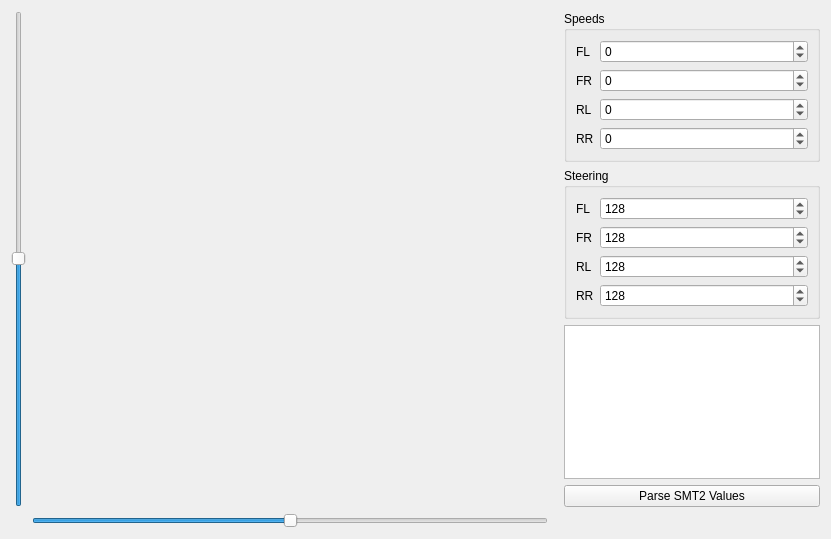
First picture: the form in src/VehicleViewer.ui, repository HARPTech/RTest, before the edit.
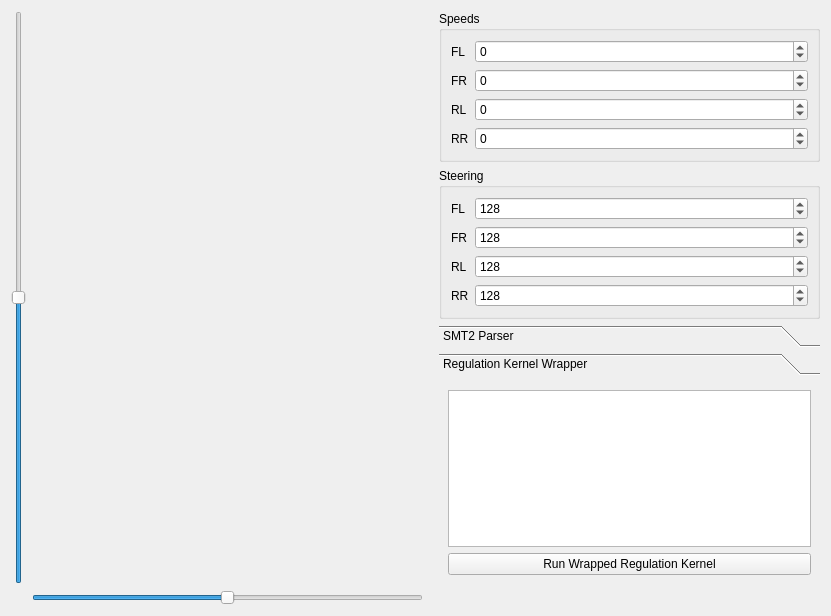
Second picture: the form after the edit.

Commit message: Add embedded regulation kernels to RTest.

```diff
--- a/src/VehicleViewer.ui
+++ b/src/VehicleViewer.ui
@@ -7,7 +7,7 @@
     <x>0</x>
     <y>0</y>
     <width>831</width>
-    <height>539</height>
+    <height>616</height>
    </rect>
   </property>
   <property name="windowTitle">
@@ -215,6 +215,24 @@
       </widget>
      </item>
      <item>
+      <widget class="QToolBox" name="toolBox">
+       <property name="currentIndex">
+        <number>1</number>
+       </property>
+       <widget class="QWidget" name="smt2Parser">
+        <property name="geometry">
+         <rect>
+          <x>0</x>
+          <y>0</y>
+          <width>382</width>
+          <height>157</height>
+         </rect>
+        </property>
+        <attribute name="label">
+         <string>SMT2 Parser</string>
+        </attribute>
+        <layout class="QVBoxLayout" name="verticalLayout_2">
+         <item>
       <widget class="QPlainTextEdit" name="smt2Input">
        <property name="sizePolicy">
         <sizepolicy hsizetype="Minimum" vsizetype="Expanding">
@@ -235,6 +253,35 @@
        <property name="text">
         <string>Parse SMT2 Values</string>
        </property>
+          </widget>
+         </item>
+        </layout>
+       </widget>
+       <widget class="QWidget" name="regulationKernelWrapper">
+        <property name="geometry">
+         <rect>
+          <x>0</x>
+          <y>0</y>
+          <width>382</width>
+          <height>157</height>
+         </rect>
+        </property>
+        <attribute name="label">
+         <string>Regulation Kernel Wrapper</string>
+        </attribute>
+        <layout class="QVBoxLayout" name="verticalLayout_3">
+         <item>
+          <widget class="QPlainTextEdit" name="wrapperCommand"/>
+         </item>
+         <item>
+          <widget class="QPushButton" name="wrapperButton">
+           <property name="text">
+            <string>Run Wrapped Regulation Kernel</string>
+           </property>
+          </widget>
+         </item>
+        </layout>
+       </widget>
       </widget>
      </item>
     </layout>
```
Lines whose indentation alone changed are shown as unchanged. The commit also changes 5 other files.
